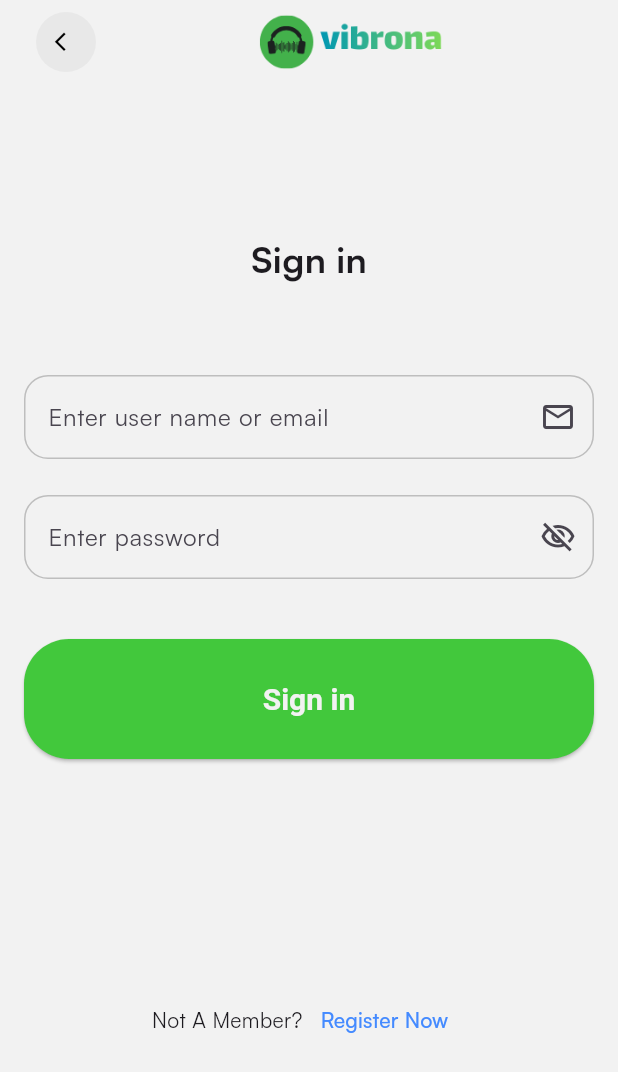
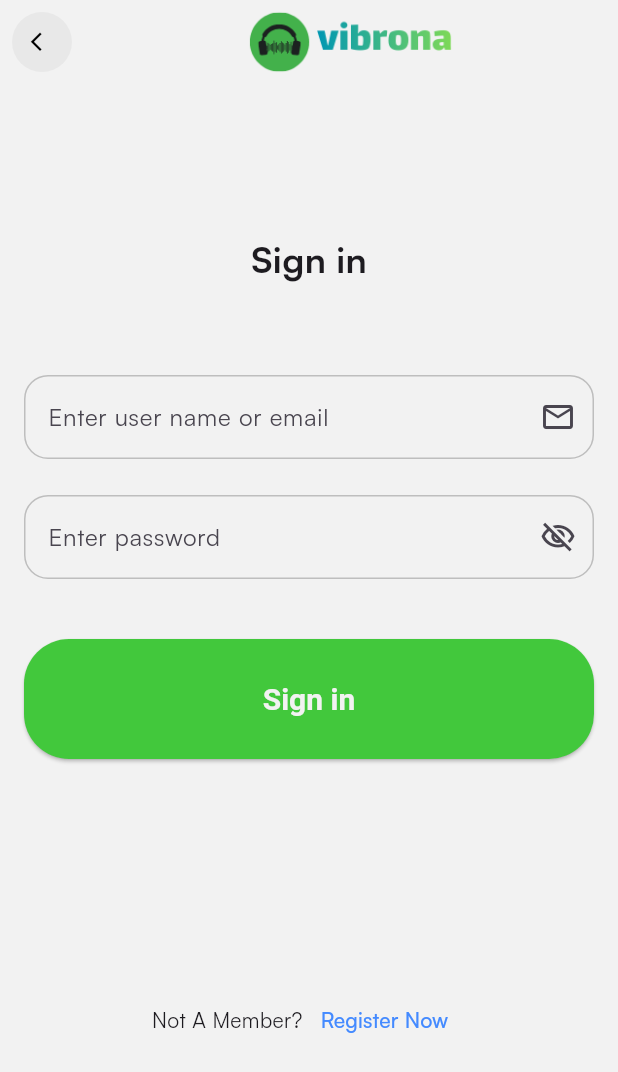
Before and after one commit to mahmoudahmed1718/vibrona, a Flutter app: the SignInPage screen opened directly, on a phone screen of 412 x 824 dp. Shown: the top 1072 px of the screen. Run offline on Flutter 3.47's test engine with Material 3 defaults, Android fonts, the phone set to English and light mode, and no system bars; our stand-ins replace flutter_bloc, flutter_svg, hydrated_bloc.

Commit message:
refactor: implement PreferredSizeWidget in BasicAppbar and update SignInPage usage

```diff
--- a/lib/common/widgets/appbar/basic_appbar.dart
+++ b/lib/common/widgets/appbar/basic_appbar.dart
@@ -1,7 +1,7 @@
 import 'package:flutter/material.dart';
 import 'package:vibrona/common/helper/is_dark_mode.dart';
 
-class BasicAppbar extends StatelessWidget {
+class BasicAppbar extends StatelessWidget implements PreferredSizeWidget {
   const BasicAppbar({super.key, this.widget});
   final Widget? widget;
   @override
@@ -35,4 +35,7 @@ class BasicAppbar extends StatelessWidget {
       ),
     );
   }
+
+  @override
+  Size get preferredSize => Size.fromHeight(kToolbarHeight);
 }
--- a/lib/presentation/auth/pages/sign_in_page.dart
+++ b/lib/presentation/auth/pages/sign_in_page.dart
@@ -16,15 +16,13 @@ class _SignInPageState extends State<SignInPage> {
   @override
   Widget build(BuildContext context) {
     return Scaffold(
+      appBar: BasicAppbar(
+        widget: Center(child: Image.asset(AssetsImages.assetsImagesAppBarLogo)),
+      ),
       body: Padding(
         padding: const EdgeInsets.symmetric(horizontal: 16),
         child: ListView(
           children: [
-            BasicAppbar(
-              widget: Center(
-                child: Image.asset(AssetsImages.assetsImagesAppBarLogo),
-              ),
-            ),
             const SizedBox(height: 100),
             Center(
               child: Text(
```
